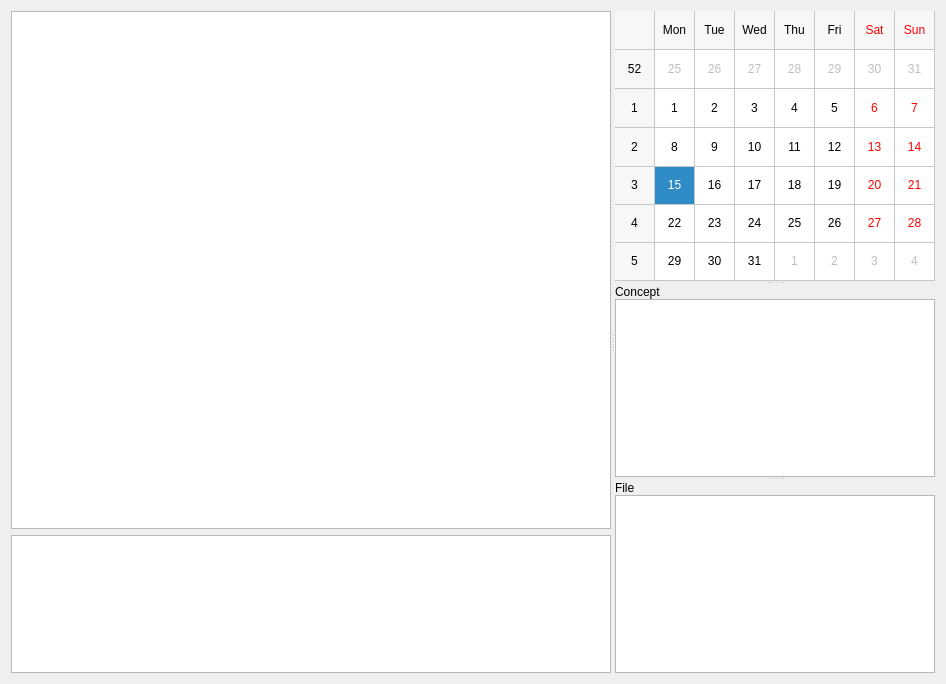
First picture: the form in module/Ui_Diary.ui, repository Holence/DongliTeahouseStudio2, before the edit.
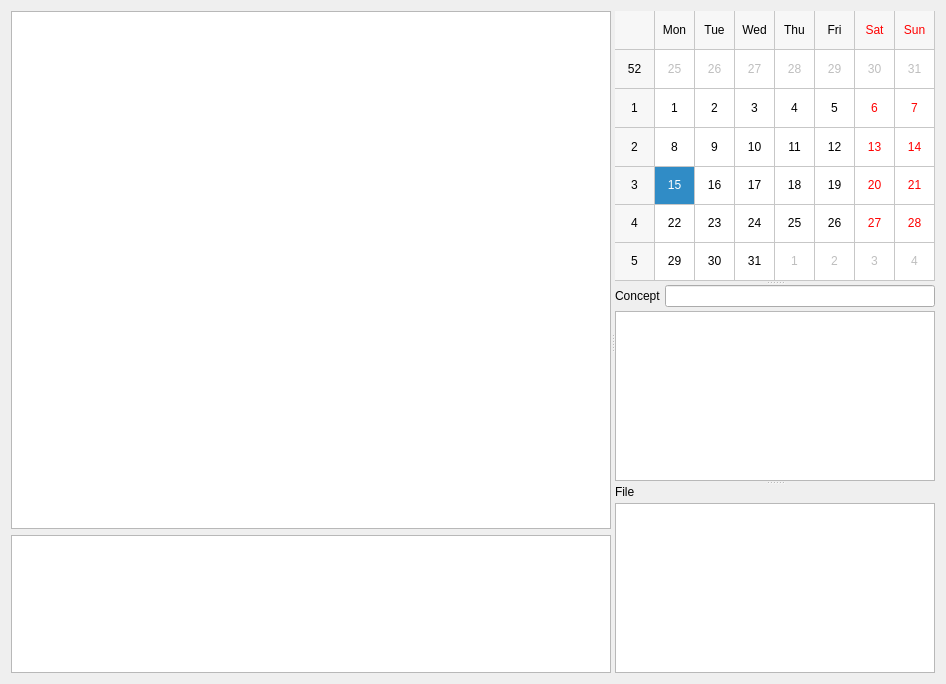
Second picture: the form after the edit. Icons and pictures are not drawn. Custom widgets are drawn as their Qt base class.

Patch:
```diff
--- a/module/Ui_Diary.ui
+++ b/module/Ui_Diary.ui
@@ -121,8 +121,10 @@
       <widget class="QWidget" name="layoutWidget">
        <layout class="QVBoxLayout" name="verticalLayout_concept">
         <property name="spacing">
-         <number>0</number>
+         <number>4</number>
         </property>
+        <item>
+         <layout class="QHBoxLayout" name="horizontalLayout_3">
         <item>
          <widget class="QLabel" name="label">
           <property name="text">
@@ -131,6 +133,11 @@
          </widget>
         </item>
         <item>
+           <widget class="ConceptSearch" name="lineEdit_concept"/>
+          </item>
+         </layout>
+        </item>
+        <item>
          <widget class="ConceptTable" name="conceptTable"/>
         </item>
        </layout>
@@ -138,7 +145,7 @@
       <widget class="QWidget" name="layoutWidget1">
        <layout class="QVBoxLayout" name="verticalLayout_file">
         <property name="spacing">
-         <number>0</number>
+         <number>4</number>
         </property>
         <item>
          <widget class="QLabel" name="label_2">
@@ -334,6 +341,11 @@
    <extends>QListWidget</extends>
    <header>widget</header>
   </customwidget>
+  <customwidget>
+   <class>ConceptSearch</class>
+   <extends>QLineEdit</extends>
+   <header>widget</header>
+  </customwidget>
  </customwidgets>
  <resources>
   <include location="../../Program/Python/Lib/site-packages/DTPySide/DT.qrc"/>
```
Lines whose indentation alone changed are shown as unchanged.
